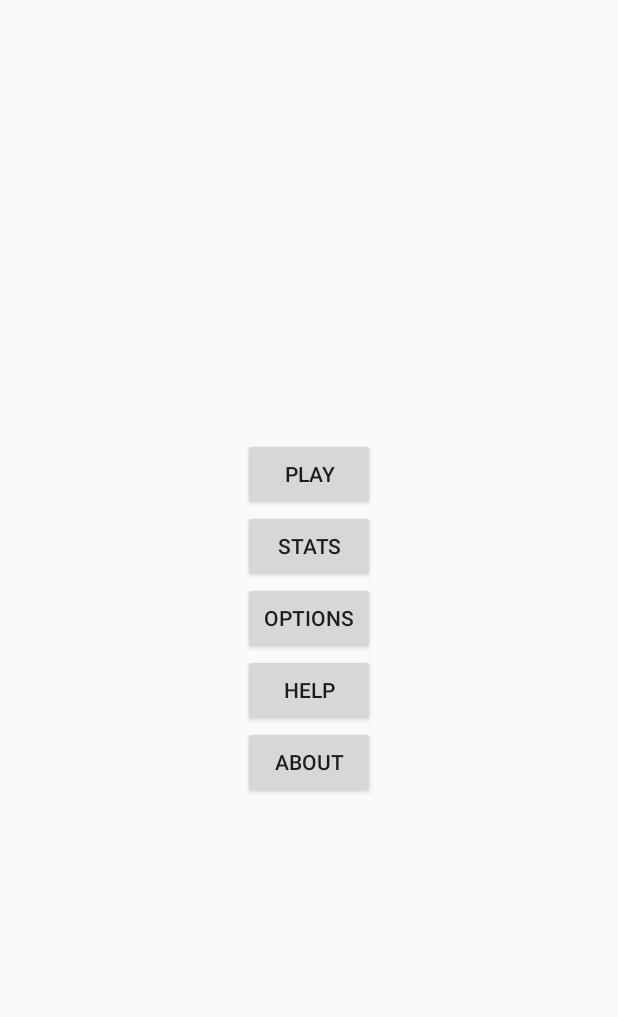
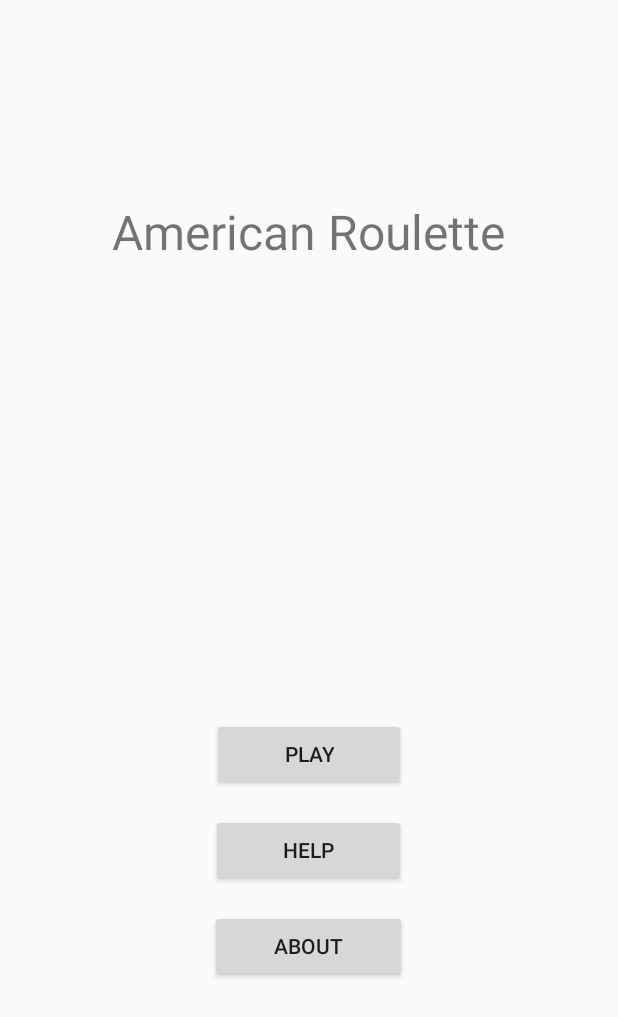
Before and after one commit to maxschlesinger/team06_hw1, an Android app: the screen it shows after launch (StartScreen), on a phone screen of 412 x 824 dp. Shown: the top 1017 px of the screen. Run offline under Robolectric (Android 15) with nearby library versions, the phone set to English and light mode, and no system bars.

Commit message:
Home screen and related strings
Also checked in .gitignore ignoring any files in idea/* directory

```diff
--- a/HW1_DiceGame/app/src/main/res/layout/activity_start_screen.xml
+++ b/HW1_DiceGame/app/src/main/res/layout/activity_start_screen.xml
@@ -6,6 +6,26 @@
     android:orientation="vertical"
     tools:context=".StartScreen">
 
+    <LinearLayout
+        android:layout_width="fill_parent"
+        android:layout_height="fill_parent"
+        android:orientation="vertical">
+
+        <LinearLayout
+            android:layout_width="match_parent"
+            android:layout_height="match_parent"
+            android:layout_weight="1.25"
+            android:gravity="center">
+
+            <TextView
+                android:layout_width="wrap_content"
+                android:layout_height="wrap_content"
+                android:textAlignment="center"
+                android:textSize="32dp"
+                android:text="@string/title"/>
+
+        </LinearLayout>
+
 
         <LinearLayout
             android:layout_width="match_parent"
@@ -13,36 +33,35 @@
             android:layout_centerHorizontal="true"
             android:layout_centerVertical="true"
             android:gravity="center"
+            android:layout_weight=".75"
             android:orientation="vertical">
 
             <Button
+                android:id="@+id/playButton"
+                android:layout_margin="12px"
+                android:paddingHorizontal="48dp"
                 android:layout_width="wrap_content"
                 android:layout_height="wrap_content"
                 android:layout_gravity="center"
                 android:text="@string/play" />
 
             <Button
-            android:layout_width="wrap_content"
-            android:layout_height="wrap_content"
-            android:layout_gravity="center"
-            android:text="@string/stats" />
-
-        <Button
-            android:layout_width="wrap_content"
-            android:layout_height="wrap_content"
-            android:layout_gravity="center"
-            android:text="@string/options" />
-
-        <Button
+                android:id="@+id/helpButton"
+                android:layout_margin="12px"
+                android:paddingHorizontal="48dp"
                 android:layout_width="wrap_content"
                 android:layout_height="wrap_content"
                 android:layout_gravity="center"
                 android:text="@string/help" />
 
             <Button
+                android:id="@+id/aboutButton"
                 android:layout_width="wrap_content"
                 android:layout_height="wrap_content"
                 android:layout_gravity="center"
+                android:layout_margin="12px"
+                android:paddingHorizontal="42.5dp"
                 android:text="@string/about" />
         </LinearLayout>
+    </LinearLayout>
 </RelativeLayout>
--- a/HW1_DiceGame/app/src/main/res/values/strings.xml
+++ b/HW1_DiceGame/app/src/main/res/values/strings.xml
@@ -2,7 +2,6 @@
     <string name="app_name">HW1_DiceGame</string>
     <string name="play">Play</string>
     <string name="about">About</string>
-    <string name="stats">Stats</string>
-    <string name="options">Options</string>
     <string name="help">Help</string>
+    <string name="title">American Roulette</string>
 </resources>
```
Also changed, not shown: 1 other file. Lines whose indentation alone changed are shown as unchanged.
